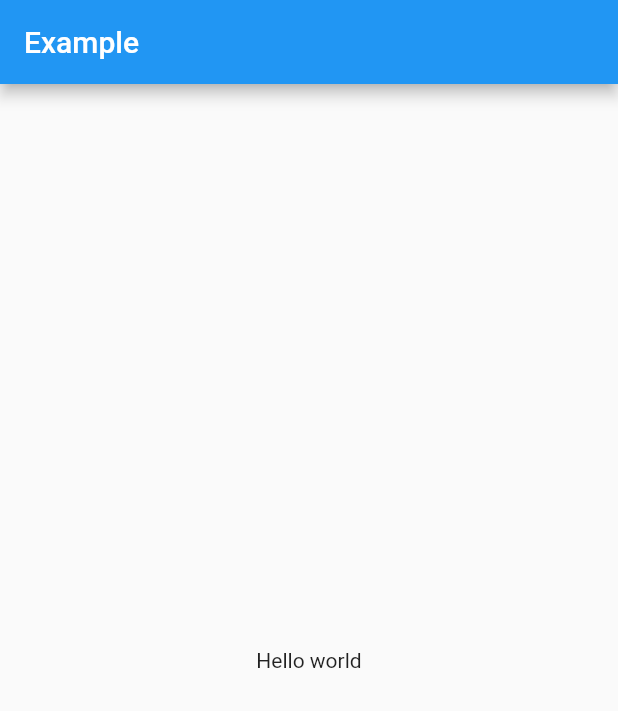
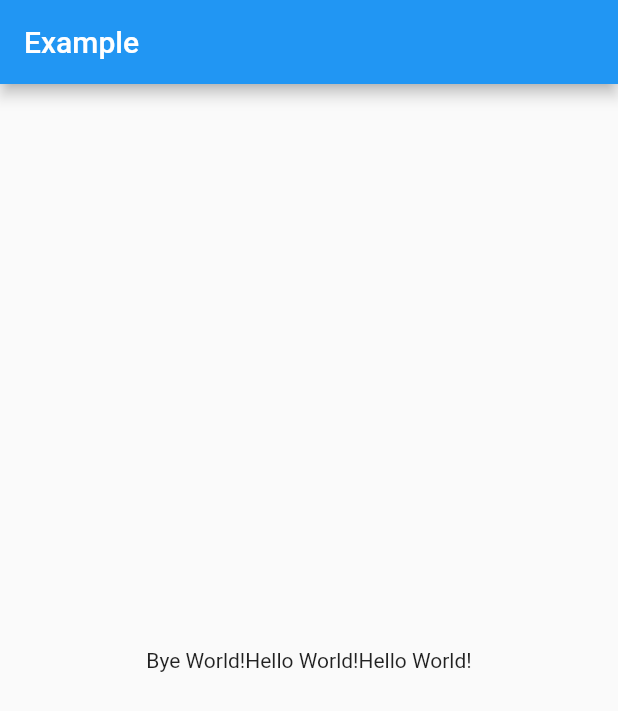
Before and after one commit to NomadHuns/flutter-riverpod-practice, a Flutter app: the screen it shows after launch, on a phone screen of 412 x 824 dp. Shown: the top 711 px of the screen. Run offline on Flutter 3.47's test engine with Material 2 defaults, Android fonts, the phone set to English and light mode, and no system bars; our stand-ins replace flutter_riverpod.

Commit message:
RiverPod 사용해보기

```diff
--- a/lib/main.dart
+++ b/lib/main.dart
@@ -3,7 +3,13 @@ import 'package:flutter_riverpod/flutter_riverpod.dart';
 
 // We create a "provider", which will store a value (here "Hello world").
 // By using a provider, this allows us to mock/override the value exposed.
-final helloWorldProvider = Provider((_) => 'Hello world');
+final helloWorldProvider = Provider<String>((ref) {
+  return 'Hello World!';
+});
+final byeWorldProvider = Provider<String>((ref) {
+  final String value = ref.read(helloWorldProvider);
+  return 'Bye World!' + value;
+});
 
 void main() {
   runApp(
@@ -20,13 +26,14 @@ void main() {
 class MyApp extends ConsumerWidget {
   @override
   Widget build(BuildContext context, WidgetRef ref) {
-    final String value = ref.watch(helloWorldProvider);
+    final String value1 = ref.watch(byeWorldProvider);
+    final String value2 = ref.watch(helloWorldProvider);
 
     return MaterialApp(
       home: Scaffold(
         appBar: AppBar(title: const Text('Example')),
         body: Center(
-          child: Text(value),
+          child: Text(value1 + value2),
         ),
       ),
     );
```
